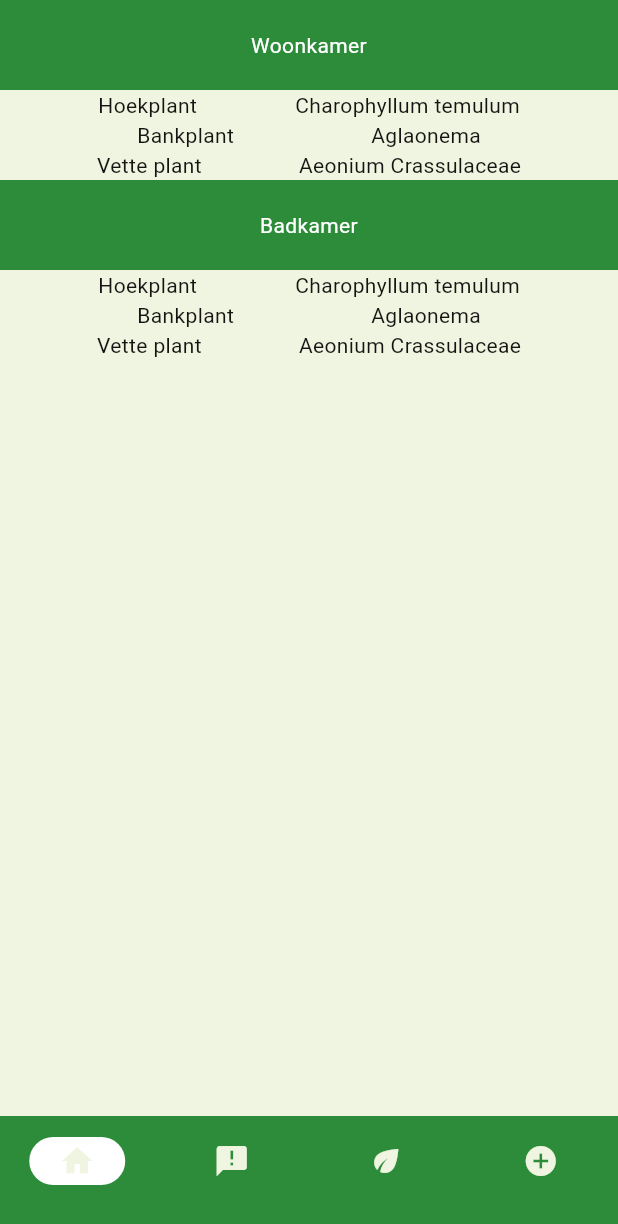
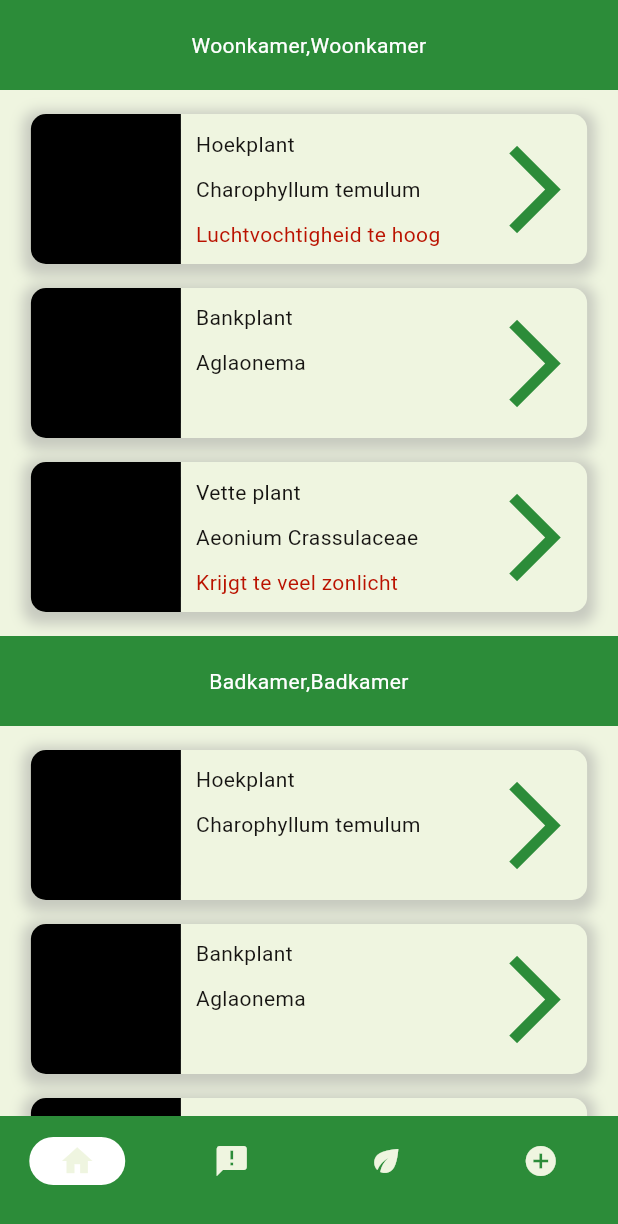
Before and after one commit to argelbagel/ISENSIOT_GrowthGuardian_App, a Flutter app: the screen it shows after launch, on a phone screen of 412 x 824 dp. Shown: the top 1224 px of the screen. Run offline on Flutter 3.47's test engine with Material 2 defaults, Android fonts, the phone set to English and light mode, and no system bars.

Commit message:
card integrated into the lists
Redid the lists to include the proper cards
Added variables to the card to dynamically assign the content
Changed the way the text was structured in the cards
Added a check to splice warnings into the plant data

```diff
--- a/growth_guardian/lib/views/homePage.dart
+++ b/growth_guardian/lib/views/homePage.dart
@@ -11,7 +11,7 @@ class HomePage extends StatefulWidget {
 
 class _HomePageState extends State<HomePage> {
 List<String> rooms = ["Woonkamer;Hoekplant,Charophyllum temulum;Bankplant,Aglaonema;Vette plant,Aeonium Crassulaceae","Badkamer;Hoekplant,Charophyllum temulum;Bankplant,Aglaonema;Vette plant,Aeonium Crassulaceae"];
-List<String> warnings = ["Hoekplant,Luchtvochtigheid te hoog","Vette plant,Krijgt te veel zonlicht"];
+List<String> warnings = ["Woonkamer;Hoekplant,Luchtvochtigheid te hoog;Vette plant,Krijgt te veel zonlicht","Badkamer;Vette plant,Krijgt te veel zonlicht"];
 
 void getLocalStorage(){
 
@@ -21,6 +21,8 @@ Future refresh() async {
     rooms.clear();
     getLocalStorage();
   }
+
+
 
   @override
   Widget build(BuildContext context) {
@@ -38,7 +40,7 @@ Future refresh() async {
             itemCount: rooms.length,
             itemBuilder: (context, index) {
               if (index < rooms.length) {
-                return RoomList(room: rooms[index],warnings: warnings,);
+                return RoomList(room: rooms[index],allWarnings: warnings,);
               }
             }
           )
@@ -48,43 +50,44 @@ Future refresh() async {
 }
 
 class RoomList extends StatelessWidget {
-  RoomList({super.key, required this.room, required this.warnings,});
+  RoomList({super.key, required this.room, required this.allWarnings,});
 
   final String room;
-  final List<String> warnings;
+  final List<String> allWarnings;
 
 
   @override
   Widget build(BuildContext context) {
     List<String> roomContent = room.split(';');
+    for(int warningSplitIndex = 0; warningSplitIndex<allWarnings.length;warningSplitIndex++){
+      List<String> warningsSplit = allWarnings[warningSplitIndex].split(";");
+      if(warningsSplit[0] == roomContent[0]){
+        for(int spliceWarningIntoPlantsIndex = 0;spliceWarningIntoPlantsIndex<warningsSplit.length;spliceWarningIntoPlantsIndex++){
+          List<String> warningIntoString = warningsSplit[spliceWarningIntoPlantsIndex].split(",");
+          for(int addToPlantIndex = 0; addToPlantIndex<roomContent.length;addToPlantIndex++){
+            if(roomContent[addToPlantIndex].contains(warningIntoString[0])){
+              roomContent[addToPlantIndex] = roomContent[addToPlantIndex] + "," + warningIntoString[warningIntoString.length-1];
+            }
+          }
+        }
+      }
+    }
     return Column(
       children: [
-        SizedBox(
-          width: MediaQuery.of(context).size.width,
-          height: 60,
-          child: DecoratedBox(decoration: BoxDecoration(color: Theme.of(context).colorScheme.primary,),child: Center(child: Text(roomContent[0],textAlign: TextAlign.center, style: TextStyle(color: Theme.of(context).colorScheme.onPrimary),))),
+        Padding(
+          padding: const EdgeInsets.only(bottom: 16.0),
+          child: SizedBox(
+            width: MediaQuery.of(context).size.width,
+            height: 60,
+            child: DecoratedBox(decoration: BoxDecoration(color: Theme.of(context).colorScheme.primary,),child: Center(child: Text(roomContent[0],textAlign: TextAlign.center, style: TextStyle(color: Theme.of(context).colorScheme.onPrimary),))),
+          ),
         ),
         //card()
-        for(var i=1;i<roomContent.length;i++) card(plantNames: roomContent[i],)
+        for(var i=1;i<roomContent.length;i++) Padding(
+          padding: const EdgeInsets.only(bottom: 16.0),
+          child: SizedBox(height:100, width: MediaQuery.of(context).size.width,child:card(plantNames: roomContent[i],)),
+        )
       ],
     );
   }
 }
-
-class card extends StatelessWidget {
-  const card({super.key, required this.plantNames});
-
-  final String plantNames;
-
-  @override
-  Widget build(BuildContext context) {
-    List<String> plantNamesList = plantNames.split(",");
-    return Row(
-      mainAxisAlignment: MainAxisAlignment.spaceEvenly,
-      children: [
-        Text(plantNamesList[0]),
-        Text(plantNamesList[1]),
-      ],
-    );
-  }
-}
--- a/growth_guardian/lib/widget/cart.dart
+++ b/growth_guardian/lib/widget/cart.dart
@@ -1,12 +1,17 @@
 import 'package:flutter/material.dart';
 
 class card extends StatelessWidget {
-  const card({super.key});
+  const card({super.key, required this.plantNames});
+
+  final String plantNames;
 
   @override
   Widget build(BuildContext context) {
     double screenWidth = MediaQuery.of(context).size.width;
-
+    List<String> plantNamesList = plantNames.split(",");
+    if(plantNamesList.length<3){
+      plantNamesList.add("");
+    }
     return Container(
       width: 10.0,
       height: 10.0,
@@ -45,30 +50,19 @@ class card extends StatelessWidget {
                 child: Align(
                   alignment: Alignment.centerLeft,
                   child: Padding(
-                    padding: EdgeInsets.only(left: 10.0),
-                    child: RichText(
-                      text: TextSpan(
-                        children: [
-                          TextSpan(
-                            text: 'Gegeven naam van plant\n',
-                            style: TextStyle(color: Colors.black),
-                          ),
-                          TextSpan(
-                            text: 'Wetenschappelijke naam\n',
-                            style: TextStyle(color: Colors.black),
-                          ),
-                          TextSpan(
-                            text: 'Melding!',
-                            style: TextStyle(color: Colors.red),
-                          ),
-                        ],
-                      ),
-                    ),
+                    padding: const EdgeInsets.only(left: 10.0),
+                    child: Column(
+                      mainAxisAlignment: MainAxisAlignment.spaceEvenly,
+                      children: [
+                        Container(child: Align(alignment: Alignment.centerLeft,child: Text(plantNamesList[0], textAlign: TextAlign.left, style: TextStyle(color: Theme.of(context).colorScheme.onSecondary,),))),
+                        Container(child: Align(alignment: Alignment.centerLeft,child: Text(plantNamesList[1], textAlign: TextAlign.left, style: TextStyle(color: Theme.of(context).colorScheme.onSecondary,),))),
+                        Container(child: Align(alignment: Alignment.centerLeft,child: Text(plantNamesList[2], textAlign: TextAlign.left, style: TextStyle(color: Theme.of(context).colorScheme.error,),))),
+                      ],
+                    )
                   ),
                 ),
               ),
-              Expanded(
-                child: Align(
+                Align(
                   alignment: Alignment.centerRight,
                   child: Icon(
                     Icons.arrow_forward_ios,
@@ -76,7 +70,6 @@ class card extends StatelessWidget {
                     size: 70.0,
                   ),
                 ),
-              ),
             ]
           ),
         ),
```
